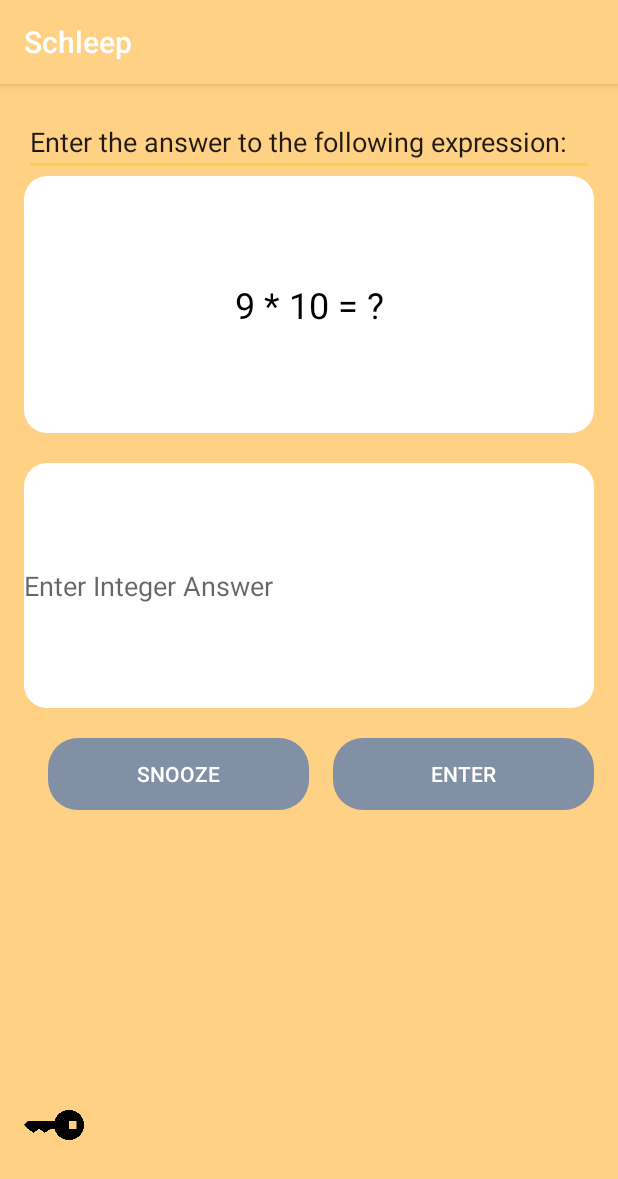
After one commit to jhu-cs-uima-sp20/Schleep, an Android app: the fragment AlarmLandingPageFragmentMath shown on its own in the app's theme, on a phone screen of 412 x 824 dp. The commit adds this screen. Shown: the top 1179 px of the screen. Run offline under Robolectric (Android 15) with nearby library versions, the phone set to English and light mode, and no system bars.

Commit message:
Implemented Math task fragment with working math problem generator and check

```diff
--- /dev/null
+++ b/app/src/main/java/com/example/schleep/AlarmLandingPageFragmentMath.java
@@ -0,0 +1,234 @@
+package com.example.schleep;
+
+import android.content.Context;
+import android.content.Intent;
+import android.hardware.Sensor;
+import android.hardware.SensorEvent;
+import android.hardware.SensorEventListener;
+import android.hardware.SensorManager;
+import android.os.Bundle;
+import android.os.PowerManager;
+import android.os.Vibrator;
+import android.view.LayoutInflater;
+import android.view.View;
+import android.view.ViewGroup;
+import android.widget.Button;
+import android.widget.EditText;
+import android.widget.TextView;
+import android.widget.Toast;
+
+import androidx.annotation.Nullable;
+import androidx.fragment.app.Fragment;
+
+import org.w3c.dom.Text;
+
+import java.util.Random;
+
+import static android.content.Context.VIBRATOR_SERVICE;
+
+public final class AlarmLandingPageFragmentMath extends Fragment implements SensorEventListener {
+    private  long lastTime;
+    private   float speed;
+    private  float lastX;
+    private  float lastY;
+    private  float lastZ;
+    private  float x, y, z;
+    private int count;
+
+
+    static final int SHAKE_THRESHOLD = 100;
+    public static  int DATA_X = SensorManager.DATA_X;
+    public static  int DATA_Y = SensorManager.DATA_Y;
+    public static  int DATA_Z = SensorManager.DATA_Z;
+    public SensorManager sensorManager;
+    public Sensor accelerormeterSensor;
+    private PowerManager pm;
+    private PowerManager.WakeLock wl;
+    private Vibrator vibrator;
+
+    @Nullable
+    @Override
+    public View onCreateView(LayoutInflater inflater, @Nullable ViewGroup container, @Nullable Bundle savedInstanceState) {
+
+        final View v = inflater.inflate(R.layout.fragment_alarm_landing_page_math, container, false);
+        vibrator = (Vibrator) getActivity().getSystemService(VIBRATOR_SERVICE);
+        sensorManager = (SensorManager) getActivity().getSystemService(Context.SENSOR_SERVICE);
+        accelerormeterSensor = sensorManager.getDefaultSensor(Sensor.TYPE_ACCELEROMETER);
+        final Button enterBtn = (Button) v.findViewById(R.id.enter_btn);
+        final Button dismiss = (Button) v.findViewById(R.id.dismiss_btn);
+        final EditText inputText = (EditText) v.findViewById(R.id.input);
+        final TextView textView = (TextView) v.findViewById(R.id.question);
+        //do math stuff here!
+        int[] answer = {0};
+        String expr = getExpr(answer);
+        textView.setText(expr);
+
+        enterBtn.setOnClickListener(new View.OnClickListener() {
+            @Override
+            public void onClick(View v) {
+                /*if (!isInt(inputText.getText().toString())) {
+                    // throw toast and erase text then break?
+                    Toast toast= Toast.makeText(getActivity(),"Invalid Integer",Toast.LENGTH_SHORT);
+                    toast.show();
+                }*/
+
+                // check if answer is correct
+                try {
+                    if (answer[0] == Integer.parseInt(inputText.getText().toString())) {
+                        startActivity(new Intent(getContext(), MainActivity.class));
+                        //vibrator.cancel();
+                        getActivity().finish();
+                    } else {
+                        Toast toast = Toast.makeText(getActivity(), "Incorrect", Toast.LENGTH_SHORT);
+                        toast.show();
+                        //make text disappear?
+                    }
+                }
+                catch (NumberFormatException e) {
+                    Toast toast = Toast.makeText(getActivity(), "Invalid Integer", Toast.LENGTH_SHORT);
+                    toast.show();
+                }
+            }
+        });
+        dismiss.setOnClickListener(new View.OnClickListener() {
+            @Override
+            public void onClick(View v) {
+                //vibrator.cancel();
+                getActivity().finish();
+            }
+        });
+        pm=(PowerManager)getActivity().getSystemService(Context.POWER_SERVICE);
+
+        //startvibe();
+        return v;
+    }
+
+    @Override
+    public void onStart(){
+        super.onStart();
+        if(accelerormeterSensor!=null)
+            sensorManager.registerListener(this, accelerormeterSensor,
+                    SensorManager.SENSOR_DELAY_GAME);
+
+    }
+
+    @Override
+    public void onStop() {
+        super.onStop();
+        if (sensorManager != null)
+            sensorManager.unregisterListener(this);
+    }
+
+    @Override
+    public void onAccuracyChanged(Sensor sensor, int accuracy) {
+
+    }
+
+    @Override
+    public void onSensorChanged(SensorEvent event) {
+        if (event.sensor.getType() == Sensor.TYPE_ACCELEROMETER) {
+            long currentTime = System.currentTimeMillis();
+            long gabOfTime = (currentTime - lastTime);
+            if (gabOfTime > 100) {
+                lastTime = currentTime;
+                x = event.values[SensorManager.DATA_X];
+                y = event.values[SensorManager.DATA_Y];
+                z = event.values[SensorManager.DATA_Z];
+                speed = Math.abs(x + y + z - lastX - lastY - lastZ) / gabOfTime * 10000;
+                if (speed > SHAKE_THRESHOLD) {
+                    lastTime=currentTime;
+                    count++;//for shake test
+                    if(count==10)
+                    {
+                        vibrator.cancel();
+                        getActivity().finish();
+                    }
+                }
+                lastX = event.values[DATA_X];
+                lastY = event.values[DATA_Y];
+                lastZ = event.values[DATA_Z];
+            }
+        }
+    }
+
+    public void startvibe(){
+        vibrator.vibrate(new long[]{100,1000,100,500,100,1000},0);
+    }
+
+    public String getExpr(int[] answer) {
+        Random rand = new Random();
+        StringBuilder expr = new StringBuilder("");
+        int int1 = 0;
+        int int2 = 0;
+
+        switch (rand.nextInt(4)) {
+            case 0: // addition
+                int1 = rand.nextInt(100) + 1;
+                int2 = rand.nextInt(100) + 1;
+                answer[0] = int1 + int2;
+                expr.append(int1);
+                expr.append(" + ");
+                expr.append(int2);
+                expr.append(" = ?");
+                break;
+            case 1: // subtraction
+                int1 = rand.nextInt(100) + 1;
+                int2 = rand.nextInt(100) + 1;
+
+                // if int2 > int1, swap
+                if (int2 > int1) {
+                    int temp = int1;
+                    int1 = int2;
+                    int2 = temp;
+                }
+
+                answer[0] = int1 - int2;
+                expr.append(int1);
+                expr.append(" - ");
+                expr.append(int2);
+                expr.append(" = ?");
+                break;
+            case 2: // multiplication
+                int1 = rand.nextInt(12) + 1;
+                int2 = rand.nextInt(12) + 1;
+                answer[0] = int1 * int2;
+                expr.append(int1);
+                expr.append(" * ");
+                expr.append(int2);
+                expr.append(" = ?");
+                break;
+            case 3: // division
+                int1 = rand.nextInt(100) + 1;
+                int2 = rand.nextInt(12) + 1;
+
+                // if int2 > int1, swap
+                if (int2 > int1) {
+                    int temp = int1;
+                    int1 = int2;
+                    int2 = temp;
+                }
+                answer[0] = int1 / int2;
+                expr.append(int1);
+                expr.append(" / ");
+                expr.append(int2);
+                expr.append(" = ?");
+                break;
+        }
+
+        return expr.toString();
+    }
+
+    public boolean isInt(String str) {
+        for(int i = 0; i < str.length(); i++) {
+            if(i == 0 && str.charAt(i) == '-') {
+                if(str.length() == 1)
+                    return false;
+                else
+                    continue;
+            }
+            if(!Character.isDigit(str.charAt(i)))
+                return false;
+        }
+        return true;
+    }
+}
--- /dev/null
+++ b/app/src/main/res/drawable/rounded_edittext.xml
@@ -0,0 +1,10 @@
+<?xml version="1.0" encoding="utf-8"?>
+<shape xmlns:android="http://schemas.android.com/apk/res/android"
+    android:shape="rectangle" android:padding="10dp">
+    <solid android:color="#FFFFFF"/>
+    <corners
+        android:bottomRightRadius="15dp"
+        android:bottomLeftRadius="15dp"
+        android:topLeftRadius="15dp"
+        android:topRightRadius="15dp"/>
+</shape>
--- a/app/src/main/res/layout/fragment_alarm_landing_page.xml
+++ b/app/src/main/res/layout/fragment_alarm_landing_page.xml
@@ -33,7 +33,7 @@
             android:layout_margin="@dimen/activity_horizontal_margin"
             android:layout_weight="1"
             android:background="@drawable/rounded_button"
-            android:text="Launch"
+            android:text="End"
             android:textColor="#FFFFFF"
             tools:text="End" />
 
--- /dev/null
+++ b/app/src/main/res/layout/fragment_alarm_landing_page_math.xml
@@ -0,0 +1,98 @@
+<?xml version="1.0" encoding="utf-8"?>
+<LinearLayout xmlns:android="http://schemas.android.com/apk/res/android"
+    android:layout_width="match_parent"
+    android:layout_height="match_parent"
+    xmlns:tools="http://schemas.android.com/tools"
+    xmlns:app="http://schemas.android.com/apk/res-auto"
+    android:orientation="vertical"
+    android:paddingBottom="@dimen/activity_vertical_margin"
+    android:paddingLeft="@dimen/activity_horizontal_margin"
+    android:paddingRight="@dimen/activity_horizontal_margin"
+    android:background="@color/colorPrimary"
+    android:paddingTop="@dimen/activity_vertical_margin">
+
+
+
+
+    <LinearLayout
+        android:layout_width="match_parent"
+        android:layout_height="400dp"
+        android:layout_weight="0"
+        android:gravity="fill"
+        android:orientation="vertical">
+
+        <EditText
+            android:id="@+id/editText"
+            android:layout_width="match_parent"
+            android:layout_height="wrap_content"
+            android:layout_weight="0"
+            android:ems="10"
+            android:inputType="textPersonName"
+            android:text="Enter the answer to the following expression:" />
+
+        <TextView
+            android:id="@+id/question"
+            android:layout_width="match_parent"
+            android:layout_height="wrap_content"
+            android:layout_weight="1"
+            android:background="@drawable/rounded_edittext"
+            android:gravity="center"
+            android:inputType="textPersonName"
+            android:text="1 + 1 = ?"
+            android:textColor="@color/accent"
+            android:textSize="24sp" />
+
+        <EditText
+            android:id="@+id/input"
+            android:layout_width="match_parent"
+            android:layout_height="wrap_content"
+            android:layout_marginTop="20dp"
+            android:layout_weight="1"
+            android:background="@drawable/rounded_edittext"
+            android:ems="10"
+            android:hint="Enter Integer Answer"
+            android:inputType="textPersonName"/>
+
+    </LinearLayout>
+
+    <LinearLayout
+        android:layout_width="match_parent"
+        android:layout_height="200dp"
+        android:layout_weight="0"
+        android:gravity="fill"
+        android:orientation="horizontal"
+        android:layout_marginTop="20dp">
+
+        <Button
+            android:id="@+id/dismiss_btn"
+            style="@style/Base.Widget.AppCompat.Button.Borderless.Colored"
+            android:layout_width="0dp"
+            android:layout_height="wrap_content"
+            android:layout_margin="@dimen/activity_horizontal_margin"
+            android:layout_weight="1"
+            android:background="@drawable/rounded_button"
+            android:text="SNOOZE"
+            android:textColor="#FFFFFF"
+            tools:text="SNOOZE" />
+
+        <Button
+            android:id="@+id/enter_btn"
+            style="@style/Base.Widget.AppCompat.Button.Borderless.Colored"
+            android:layout_width="0dp"
+            android:layout_height="wrap_content"
+            android:layout_weight="1"
+            android:background="@drawable/rounded_button"
+            android:text="ENTER"
+            android:textColor="#FFFFFF"
+            tools:text="ENTER" />
+
+    </LinearLayout>
+
+    <ImageView
+        android:id="@+id/prompt_text"
+        android:layout_width="40dp"
+        android:layout_height="5dp"
+        android:layout_weight="1"
+        app:srcCompat="@drawable/key" />
+
+</LinearLayout>
```
Also changed, not shown: 546 other files.
